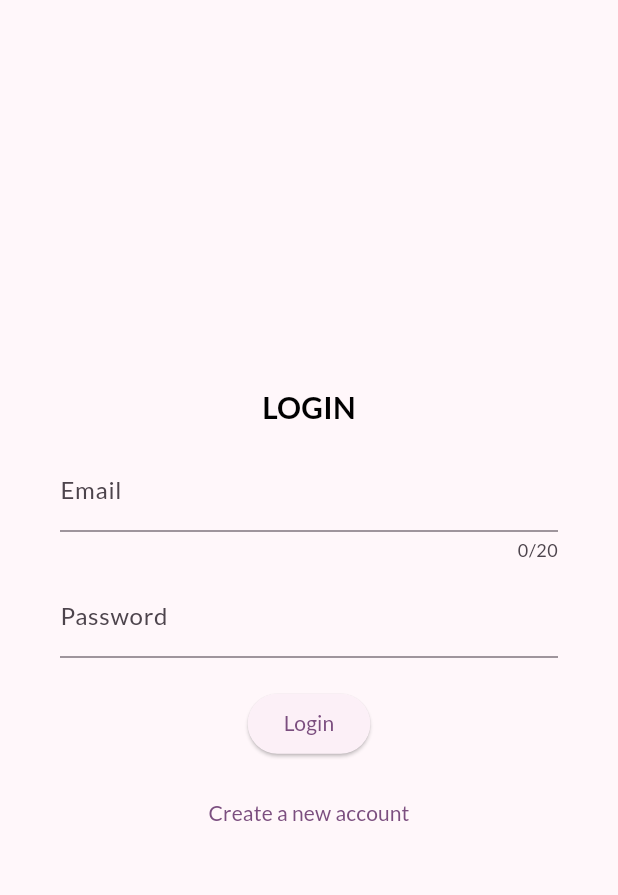
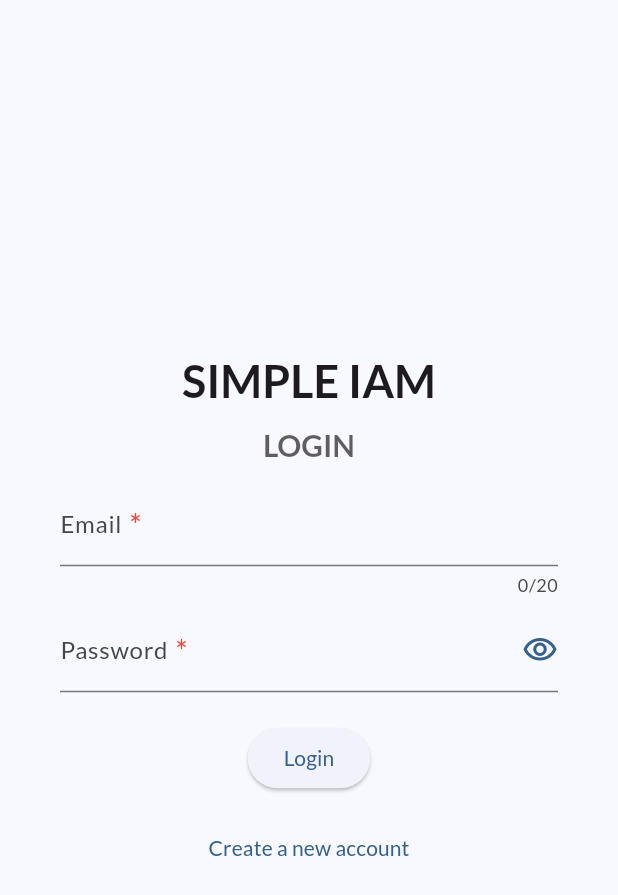
Before and after one commit to Manuel-Leleuly/simple-iam-app, a Flutter app: the screen it shows after launch, on a phone screen of 412 x 824 dp. Shown: the top 895 px of the screen. Run offline on Flutter 3.47's test engine with Material 3 defaults, Android fonts, the phone set to English and light mode, and no system bars; drawn by our look-alikes of loader_overlay; our stand-ins replace flutter_hooks, flutter_riverpod, google_fonts, hooks_riverpod, riverpod_annotation; generated files the repository leaves out were written again.

Commit message:
fix: fix login and register

```diff
--- a/lib/main.dart
+++ b/lib/main.dart
@@ -9,7 +9,7 @@ import 'package:simple_iam/providers/token_provider.dart';
 import 'package:simple_iam/routes/routes.dart';
 
 final colorScheme = ColorScheme.fromSeed(
-  seedColor: Colors.purple,
+  seedColor: Colors.blue,
 );
 
 void main() {
@@ -28,14 +28,15 @@ class MyApp extends ConsumerWidget {
   @override
   Widget build(BuildContext context, WidgetRef ref) {
     // TODO: improve this
-    final isTokenValid = ref.watch(tokenProvider).accessToken.isNotEmpty;
+    final isTokenValid =
+        ref.watch(tokenNotifierProvider).accessToken.isNotEmpty;
 
     return MaterialApp(
       title: 'Simple IAM',
       theme: ThemeData().copyWith(
         primaryColor: colorScheme.primary,
         appBarTheme: AppBarTheme(
-          backgroundColor: colorScheme.primary,
+          backgroundColor: Colors.blue,
           titleTextStyle: GoogleFonts.lato().copyWith(
             color: Colors.white,
             fontSize: 22,
--- a/lib/packages/auth/screens/auth_screen.dart
+++ b/lib/packages/auth/screens/auth_screen.dart
@@ -1,26 +1,78 @@
 import 'package:flutter/material.dart';
+import 'package:flutter_hooks/flutter_hooks.dart';
+import 'package:hooks_riverpod/hooks_riverpod.dart';
 import 'package:simple_iam/helpers/snackbar_helper.dart';
+import 'package:simple_iam/models/auth_model.dart';
+import 'package:simple_iam/models/user_model.dart';
+import 'package:simple_iam/packages/auth/logic/auth_logic.dart';
 import 'package:simple_iam/packages/auth/widgets/login_form.dart';
 import 'package:simple_iam/packages/auth/widgets/register_form.dart';
+import 'package:simple_iam/packages/users/logic/user_form_logic.dart';
+import 'package:simple_iam/widgets/button_child_with_loading.dart';
 
 enum FormType { login, register }
 
-class AuthScreen extends StatefulWidget {
+class AuthScreen extends HookConsumerWidget {
   const AuthScreen({super.key});
 
   static const routeName = '/auth';
 
   @override
-  State<AuthScreen> createState() => _AuthScreenState();
+  Widget build(BuildContext context, WidgetRef ref) {
+    final authLogic = useAuthLogic(context, ref);
+    final userFormLogic = useUserFormLogic();
+    final selectedForm = useState(FormType.login);
+
+    void onFormSubmit(FormType formType) {
+      final isAllValid = userFormLogic.formKey.currentState!.validate();
+      if (!isAllValid) return;
+
+      userFormLogic.formKey.currentState!.save();
+
+      if (formType == FormType.login) {
+        authLogic.onLoginSubmit(
+          loginData: Login(
+            email: userFormLogic.emailController.text,
+            password: userFormLogic.passwordController.text,
+          ),
+          onSubmitSuccess: () {
+            showSnackBar(
+              context: context,
+              snackBar: const SnackBar(
+                content: Text('Login successful'),
+              ),
+            );
+          },
+        );
+      } else {
+        final newUser = User.newUser(
+          firstName: userFormLogic.firstNameController.text,
+          lastName: userFormLogic.lastNameController.text,
+          username: userFormLogic.usernameController.text,
+          email: userFormLogic.emailController.text,
+          password: userFormLogic.passwordController.text,
+        );
+        authLogic.onRegisterSubmit(
+          registerData: newUser,
+          onRegisterSuccess: () {
+            showSnackBar(
+              context: context,
+              snackBar: const SnackBar(
+                content: Text('User successfully created!'),
+              ),
+            );
+            selectedForm.value = FormType.login;
+            userFormLogic.clearAllControllers();
+          },
+        );
+      }
     }
 
-class _AuthScreenState extends State<AuthScreen> {
-  FormType _selectedForm = FormType.login;
-
-  @override
-  Widget build(BuildContext context) {
     return Scaffold(
-      body: Padding(
+      resizeToAvoidBottomInset: true,
+      body: SafeArea(
+        bottom: false,
+        child: Padding(
           padding: const EdgeInsets.symmetric(
             horizontal: 40,
             vertical: 8,
@@ -28,56 +80,66 @@ class _AuthScreenState extends State<AuthScreen> {
           child: Column(
             mainAxisAlignment: MainAxisAlignment.center,
             children: [
+              if (selectedForm.value == FormType.login)
                 Text(
-              _selectedForm == FormType.login ? 'LOGIN' : 'REGISTER',
-              style: const TextStyle(
-                color: Colors.black,
-                fontSize: 20,
+                  'SIMPLE IAM',
+                  style: Theme.of(context).textTheme.titleLarge!.copyWith(
+                        fontSize: 30,
                         fontWeight: FontWeight.bold,
                       ),
                 ),
               const SizedBox(height: 12),
-            if (_selectedForm == FormType.login)
-              LoginForm(
-                onLoginSuccess: () {
-                  showSnackBar(
-                    context: context,
-                    snackBar: const SnackBar(
-                      content: Text('Login successful'),
+              Text(
+                selectedForm.value == FormType.login ? 'LOGIN' : 'REGISTER',
+                style: Theme.of(context).textTheme.titleLarge!.copyWith(
+                      fontSize: 20,
+                      fontWeight: FontWeight.bold,
+                      color: Theme.of(context)
+                          .textTheme
+                          .titleLarge!
+                          .color!
+                          .withValues(
+                            alpha: 0.7,
                           ),
-                  );
+                    ),
+              ),
+              const SizedBox(height: 12),
+              if (selectedForm.value == FormType.login)
+                LoginForm(userFormLogic: userFormLogic)
+              else
+                RegisterForm(userFormLogic: userFormLogic),
+              const SizedBox(height: 20),
+              ElevatedButton(
+                onPressed: () {
+                  if (authLogic.isLoading) return;
+                  onFormSubmit(selectedForm.value);
                 },
-              )
-            else
-              RegisterForm(
-                onRegisterSuccess: () {
-                  showSnackBar(
-                    context: context,
-                    snackBar: const SnackBar(
-                      content: Text('User successfully created!'),
+                child: ButtonChildWithLoading(
+                  isLoading: authLogic.isLoading,
+                  child: Text(
+                    selectedForm.value == FormType.login ? 'Login' : 'Register',
                   ),
-                  );
-                  setState(() {
-                    _selectedForm = FormType.login;
-                  });
-                },
+                ),
               ),
               const SizedBox(height: 12),
               TextButton(
                 onPressed: () {
-                setState(() {
-                  if (_selectedForm == FormType.login) {
-                    _selectedForm = FormType.register;
+                  userFormLogic.clearAllControllers();
+                  FocusScope.of(context).unfocus();
+                  if (selectedForm.value == FormType.login) {
+                    selectedForm.value = FormType.register;
                   } else {
-                    _selectedForm = FormType.login;
+                    selectedForm.value = FormType.login;
                   }
-                });
                 },
-              child: Text(_selectedForm == FormType.login
+                child: Text(
+                  selectedForm.value == FormType.login
                       ? 'Create a new account'
-                  : 'I already have an account'),
+                      : 'I already have an account',
+                ),
               ),
             ],
+          ),
         ),
       ),
     );
--- a/lib/packages/auth/widgets/login_form.dart
+++ b/lib/packages/auth/widgets/login_form.dart
@@ -1,64 +1,54 @@
 import 'package:flutter/material.dart';
 import 'package:hooks_riverpod/hooks_riverpod.dart';
 import 'package:simple_iam/api/auth_api.dart';
-import 'package:simple_iam/packages/auth/logic/auth_logic.dart';
 import 'package:simple_iam/packages/auth/validator/auth_validator.dart';
-import 'package:simple_iam/widgets/button_child_with_loading.dart';
+import 'package:simple_iam/packages/users/logic/user_form_logic.dart';
+import 'package:simple_iam/widgets/form/field_label.dart';
+import 'package:simple_iam/widgets/form/password_form_field.dart';
 
 const authValidator = AuthValidator();
 const authApi = AuthApi();
 
 class LoginForm extends HookConsumerWidget {
-  final VoidCallback onLoginSuccess;
+  final UserFormLogic userFormLogic;
 
   const LoginForm({
     super.key,
-    required this.onLoginSuccess,
+    required this.userFormLogic,
   });
 
   @override
   Widget build(BuildContext context, WidgetRef ref) {
-    final authLogic = useAuthLogic(context, ref);
-
     return Form(
-      key: authLogic.formKey,
+      autovalidateMode: AutovalidateMode.onUserInteraction,
+      key: userFormLogic.formKey,
       child: Column(
         children: [
           TextFormField(
+            key: const ValueKey('login_email'),
+            autovalidateMode: AutovalidateMode.onUserInteraction,
             maxLength: 20,
             decoration: const InputDecoration(
-              labelText: 'Email',
+              label: FieldLabel(
+                label: Text('Email'),
+                isRequired: true,
+              ),
             ),
             validator: authValidator.validateEmail,
             keyboardType: TextInputType.emailAddress,
-            controller: authLogic.emailController,
+            controller: userFormLogic.emailController,
           ),
           const SizedBox(height: 8),
-          TextFormField(
-            decoration: const InputDecoration(
-              labelText: 'Password',
-            ),
-            obscureText: true,
-            autocorrect: false,
-            enableSuggestions: false,
-            controller: authLogic.passwordController,
-            validator: (value) {
+          PasswordFormField(
+            passwordFieldKey: const ValueKey('login_password'),
+            passwordController: userFormLogic.passwordController,
+            validatePassword: (value) {
               return authValidator.validatePassword(
                 value,
                 isLogin: true,
               );
             },
           ),
-          const SizedBox(height: 20),
-          ElevatedButton(
-            onPressed: authLogic.isLoading
-                ? null
-                : () => authLogic.onLoginSubmit(onLoginSuccess),
-            child: ButtonChildWithLoading(
-              isLoading: authLogic.isLoading,
-              child: const Text('Login'),
-            ),
-          ),
         ],
       ),
     );
--- a/lib/packages/users/logic/user_form_logic.dart
+++ b/lib/packages/users/logic/user_form_logic.dart
@@ -10,6 +10,8 @@ class UserFormLogic {
   final TextEditingController emailController;
   final TextEditingController passwordController;
 
+  final VoidCallback clearAllControllers;
+
   UserFormLogic({
     required this.formKey,
     required this.firstNameController,
@@ -17,6 +19,7 @@ class UserFormLogic {
     required this.usernameController,
     required this.emailController,
     required this.passwordController,
+    required this.clearAllControllers,
   });
 }
 
@@ -36,6 +39,14 @@ UserFormLogic useUserFormLogic({User? defaultValues}) {
     password.text = defaultValues.password;
   }
 
+  void clearAllControllers() {
+    firstName.clear();
+    lastName.clear();
+    username.clear();
+    email.clear();
+    password.clear();
+  }
+
   return UserFormLogic(
     formKey: formKey,
     firstNameController: firstName,
@@ -43,5 +54,6 @@ UserFormLogic useUserFormLogic({User? defaultValues}) {
     usernameController: username,
     emailController: email,
     passwordController: password,
+    clearAllControllers: clearAllControllers,
   );
 }
--- a/lib/packages/users/logic/user_logic.dart
+++ b/lib/packages/users/logic/user_logic.dart
@@ -38,8 +38,8 @@ UserLogic useUserLogic(WidgetRef ref) {
   final isUpdatingUser = useState<bool>(false);
   final isDeletingUser = useState<bool>(false);
 
-  final usersNotifier = ref.read(usersProvider.notifier);
-  final token = ref.watch(tokenProvider);
+  final usersNotifier = ref.read(usersNotifierProvider.notifier);
+  final token = ref.watch(tokenNotifierProvider);
   final userApi = UserApi(token.accessToken);
 
   Future<void> fetchUsers([UserListParams? params]) async {
--- a/lib/packages/users/screens/user_detail_screen.dart
+++ b/lib/packages/users/screens/user_detail_screen.dart
@@ -16,7 +16,7 @@ class UserDetailScreen extends ConsumerWidget {
 
   @override
   Widget build(BuildContext context, WidgetRef ref) {
-    final users = ref.watch(usersProvider);
+    final users = ref.watch(usersNotifierProvider);
     final user = users.firstWhere((user) => user.id == userId);
 
     return Scaffold(
--- a/lib/packages/users/screens/user_list_screen.dart
+++ b/lib/packages/users/screens/user_list_screen.dart
@@ -20,7 +20,7 @@ class UserListScreen extends HookConsumerWidget {
   Widget build(BuildContext context, WidgetRef ref) {
     final UserListParams params = UserListParams.init();
     final userLogic = useUserLogic(ref);
-    final users = ref.watch(usersProvider);
+    final users = ref.watch(usersNotifierProvider);
 
     useOnInit(() => userLogic.fetchUsers(params));
 
--- a/lib/packages/users/screens/user_update_screen.dart
+++ b/lib/packages/users/screens/user_update_screen.dart
@@ -19,7 +19,7 @@ class UserUpdateScreen extends HookConsumerWidget {
 
   @override
   Widget build(BuildContext context, WidgetRef ref) {
-    final users = ref.watch(usersProvider);
+    final users = ref.watch(usersNotifierProvider);
     final user = users.firstWhere((user) => user.id == userId);
     final userFormLogic = useUserFormLogic(defaultValues: user);
     final userLogic = useUserLogic(ref);
--- /dev/null
+++ b/lib/widgets/form/field_label.dart
@@ -0,0 +1,28 @@
+import 'package:flutter/material.dart';
+
+class FieldLabel extends StatelessWidget {
+  final Text label;
+  final bool? isRequired;
+
+  const FieldLabel({super.key, required this.label, this.isRequired});
+
+  @override
+  Widget build(BuildContext context) {
+    return Expanded(
+      child: Row(
+        children: [
+          label,
+          const SizedBox(width: 5),
+          if (isRequired == true)
+            Text(
+              '*',
+              style: Theme.of(context).textTheme.titleSmall!.copyWith(
+                    fontSize: 20,
+                    color: Colors.red,
+                  ),
+            ),
+        ],
+      ),
+    );
+  }
+}
--- /dev/null
+++ b/lib/widgets/form/password_form_field.dart
@@ -0,0 +1,58 @@
+import 'package:flutter/material.dart';
+import 'package:flutter_hooks/flutter_hooks.dart';
+import 'package:simple_iam/widgets/form/field_label.dart';
+
+class PasswordFormField extends HookWidget {
+  final Key? passwordFieldKey;
+  final TextEditingController passwordController;
+  final FormFieldValidator<String?> validatePassword;
+
+  const PasswordFormField({
+    super.key,
+    this.passwordFieldKey,
+    required this.passwordController,
+    required this.validatePassword,
+  });
+
+  @override
+  Widget build(BuildContext context) {
+    final isFieldObscured = useState(true);
+    final isShowPasswordIcon = useState(false);
+
+    return Stack(
+      children: [
+        TextFormField(
+          key: passwordFieldKey,
+          autovalidateMode: AutovalidateMode.onUserInteraction,
+          decoration: const InputDecoration(
+            label: FieldLabel(
+              label: Text('Password'),
+              isRequired: true,
+            ),
+          ),
+          obscureText: isFieldObscured.value,
+          autocorrect: false,
+          enableSuggestions: false,
+          controller: passwordController,
+          validator: validatePassword,
+          onTap: () => isShowPasswordIcon.value = true,
+          onTapOutside: (_) => isShowPasswordIcon.value = false,
+        ),
+        Positioned.fill(
+          child: Align(
+            alignment: AlignmentDirectional.centerEnd,
+            child: GestureDetector(
+              onTap: () => isFieldObscured.value = !isFieldObscured.value,
+              child: Icon(
+                isFieldObscured.value
+                    ? Icons.visibility_outlined
+                    : Icons.visibility_off_outlined,
+                color: Theme.of(context).primaryColor,
+              ),
+            ),
+          ),
+        ),
+      ],
+    );
+  }
+}
```
Also changed, not shown: lib/models/auth_model.dart (+7 -0 lines), lib/packages/auth/logic/auth_logic.dart (+18 -28 lines), lib/packages/auth/widgets/register_form.dart (+39 -34 lines), lib/packages/users/providers/users_provider.dart (+12 -9 lines), lib/providers/token_provider.dart (+11 -16 lines), lib/packages/users/providers/users_provider.g.dart (added), lib/providers/token_provider.g.dart (added). Lines whose indentation alone changed are shown as unchanged.
